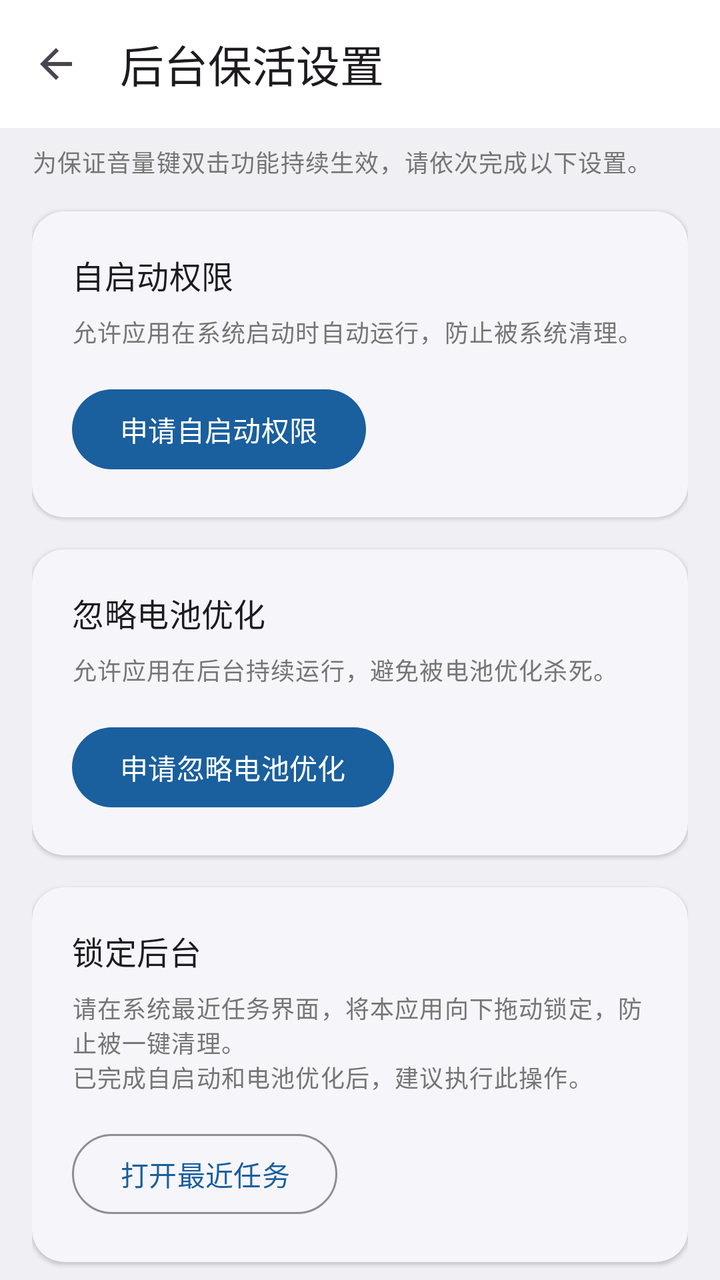
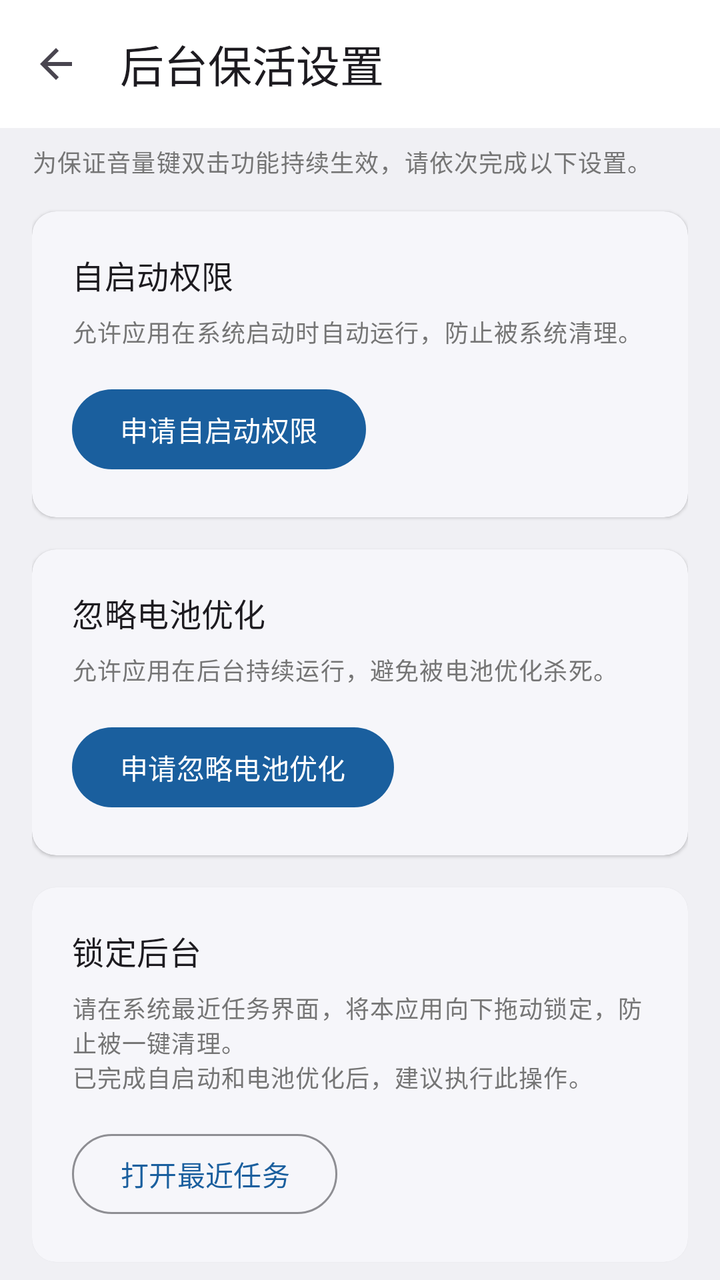

The first picture is an Android layout as it rendered before a commit; the second is the same layout after the commit. The layout source and the unified diff follow.
<!-- AndroidManifest.xml: application theme Theme.VolKeyHook -->
<!-- res/layout/activity_keep_alive.xml -->
<?xml version="1.0" encoding="utf-8"?>
<androidx.coordinatorlayout.widget.CoordinatorLayout xmlns:android="http://schemas.android.com/apk/res/android"
    xmlns:app="http://schemas.android.com/apk/res-auto"
    android:layout_width="match_parent"
    android:layout_height="match_parent">

    <com.google.android.material.appbar.AppBarLayout
        android:layout_width="match_parent"
        android:layout_height="wrap_content"
        android:background="?attr/colorSurface"
        app:liftOnScroll="true">

        <com.google.android.material.appbar.MaterialToolbar
            android:id="@+id/toolbar"
            android:layout_width="match_parent"
            android:layout_height="?attr/actionBarSize"
            app:title="@string/title_keep_alive"
            app:titleTextAppearance="?attr/textAppearanceTitleLarge"
            app:navigationIcon="?attr/homeAsUpIndicator" />
    </com.google.android.material.appbar.AppBarLayout>

    <androidx.core.widget.NestedScrollView
        android:layout_width="match_parent"
        android:layout_height="match_parent"
        android:fillViewport="true"
        app:layout_behavior="@string/appbar_scrolling_view_behavior">

        <LinearLayout
            android:layout_width="match_parent"
            android:layout_height="wrap_content"
            android:orientation="vertical"
            android:paddingHorizontal="16dp"
            android:paddingTop="8dp"
            android:paddingBottom="24dp">

            <TextView
                android:layout_width="match_parent"
                android:layout_height="wrap_content"
                android:layout_marginBottom="16dp"
                android:text="@string/keep_alive_hint"
                android:textAppearance="?attr/textAppearanceBodySmall"
                android:textColor="?attr/colorOnSurfaceVariant" />

            
            <com.google.android.material.card.MaterialCardView
                android:layout_width="match_parent"
                android:layout_height="wrap_content"
                android:layout_marginBottom="16dp"
                app:cardCornerRadius="16dp">

                <LinearLayout
                    android:layout_width="match_parent"
                    android:layout_height="wrap_content"
                    android:orientation="vertical"
                    android:padding="20dp">

                    <LinearLayout
                        android:layout_width="match_parent"
                        android:layout_height="wrap_content"
                        android:gravity="center_vertical"
                        android:orientation="horizontal">

                        <TextView
                            android:layout_width="0dp"
                            android:layout_height="wrap_content"
                            android:layout_weight="1"
                            android:text="@string/section_autostart"
                            android:textAppearance="?attr/textAppearanceTitleMedium" />

                        <TextView
                            android:id="@+id/autostart_status"
                            android:layout_width="wrap_content"
                            android:layout_height="wrap_content"
                            android:textAppearance="?attr/textAppearanceBodySmall" />
                    </LinearLayout>

                    <TextView
                        android:layout_width="match_parent"
                        android:layout_height="wrap_content"
                        android:layout_marginBottom="16dp"
                        android:layout_marginTop="8dp"
                        android:text="@string/hint_autostart"
                        android:textAppearance="?attr/textAppearanceBodySmall"
                        android:textColor="?attr/colorOnSurfaceVariant" />

                    <com.google.android.material.button.MaterialButton
                        android:id="@+id/btn_request_autostart"
                        style="@style/Widget.Material3.Button"
                        android:layout_width="wrap_content"
                        android:layout_height="wrap_content"
                        android:text="@string/btn_request_autostart" />
                </LinearLayout>
            </com.google.android.material.card.MaterialCardView>

            
            <com.google.android.material.card.MaterialCardView
                android:layout_width="match_parent"
                android:layout_height="wrap_content"
                android:layout_marginBottom="16dp"
                app:cardCornerRadius="16dp">

                <LinearLayout
                    android:layout_width="match_parent"
                    android:layout_height="wrap_content"
                    android:orientation="vertical"
                    android:padding="20dp">

                    <LinearLayout
                        android:layout_width="match_parent"
                        android:layout_height="wrap_content"
                        android:gravity="center_vertical"
                        android:orientation="horizontal">

                        <TextView
                            android:layout_width="0dp"
                            android:layout_height="wrap_content"
                            android:layout_weight="1"
                            android:text="@string/section_battery"
                            android:textAppearance="?attr/textAppearanceTitleMedium" />

                        <TextView
                            android:id="@+id/battery_status"
                            android:layout_width="wrap_content"
                            android:layout_height="wrap_content"
                            android:textAppearance="?attr/textAppearanceBodySmall" />
                    </LinearLayout>

                    <TextView
                        android:layout_width="match_parent"
                        android:layout_height="wrap_content"
                        android:layout_marginBottom="16dp"
                        android:layout_marginTop="8dp"
                        android:text="@string/hint_battery"
                        android:textAppearance="?attr/textAppearanceBodySmall"
                        android:textColor="?attr/colorOnSurfaceVariant" />

                    <com.google.android.material.button.MaterialButton
                        android:id="@+id/btn_request_battery"
                        style="@style/Widget.Material3.Button"
                        android:layout_width="wrap_content"
                        android:layout_height="wrap_content"
                        android:text="@string/btn_request_battery" />
                </LinearLayout>
            </com.google.android.material.card.MaterialCardView>

            
            <com.google.android.material.card.MaterialCardView
                android:layout_width="match_parent"
                android:layout_height="wrap_content"
                android:layout_marginBottom="16dp"
                app:cardCornerRadius="16dp">

                <LinearLayout
                    android:layout_width="match_parent"
                    android:layout_height="wrap_content"
                    android:orientation="vertical"
                    android:padding="20dp">

                    <TextView
                        android:layout_width="match_parent"
                        android:layout_height="wrap_content"
                        android:text="@string/section_lock"
                        android:textAppearance="?attr/textAppearanceTitleMedium" />

                    <TextView
                        android:layout_width="match_parent"
                        android:layout_height="wrap_content"
                        android:layout_marginBottom="16dp"
                        android:layout_marginTop="8dp"
                        android:text="@string/hint_lock"
                        android:textAppearance="?attr/textAppearanceBodySmall"
                        android:textColor="?attr/colorOnSurfaceVariant" />

                    <com.google.android.material.button.MaterialButton
                        android:id="@+id/btn_goto_recent"
                        style="@style/Widget.Material3.Button.OutlinedButton"
                        android:layout_width="wrap_content"
                        android:layout_height="wrap_content"
                        android:text="@string/btn_goto_recent" />
                </LinearLayout>
            </com.google.android.material.card.MaterialCardView>
        </LinearLayout>
    </androidx.core.widget.NestedScrollView>
</androidx.coordinatorlayout.widget.CoordinatorLayout>
<!-- resources referenced by this layout -->
<resources>
  <style name="Theme.VolKeyHook" parent="Theme.Material3.DayNight">
          
          <item name="colorPrimary">@color/primary</item>
          <item name="colorOnPrimary">@color/onPrimary</item>
          <item name="colorPrimaryContainer">@color/primaryContainer</item>
          <item name="colorOnPrimaryContainer">@color/onPrimaryContainer</item>
  
          <item name="colorSecondary">@color/secondary</item>
          <item name="colorOnSecondary">@color/onSecondary</item>
          <item name="colorSecondaryContainer">@color/secondaryContainer</item>
          <item name="colorOnSecondaryContainer">@color/onSecondaryContainer</item>
  
          <item name="colorTertiary">@color/tertiary</item>
          <item name="colorOnTertiary">@color/onTertiary</item>
          <item name="colorTertiaryContainer">@color/tertiaryContainer</item>
          <item name="colorOnTertiaryContainer">@color/onTertiaryContainer</item>
  
          <item name="colorError">@color/error</item>
          <item name="colorOnError">@color/onError</item>
          <item name="colorErrorContainer">@color/errorContainer</item>
          <item name="colorOnErrorContainer">@color/onErrorContainer</item>
  
          <item name="android:colorBackground">@color/background</item>
          <item name="colorOnBackground">@color/onBackground</item>
          <item name="colorSurface">@color/surface</item>
          <item name="colorOnSurface">@color/onSurface</item>
          <item name="colorSurfaceVariant">@color/surfaceVariant</item>
          <item name="colorOnSurfaceVariant">@color/onSurfaceVariant</item>
  
          <item name="colorSurfaceContainerHighest">@color/surfaceContainerHighest</item>
          <item name="colorSurfaceContainerHigh">@color/surfaceContainerHigh</item>
          <item name="colorSurfaceContainer">@color/surfaceContainer</item>
          <item name="colorSurfaceContainerLow">@color/surfaceContainerLow</item>
          <item name="colorSurfaceContainerLowest">@color/surfaceContainerLowest</item>
  
          <item name="colorOutline">@color/outline</item>
          <item name="colorOutlineVariant">@color/outlineVariant</item>
  
          
          <item name="colorPrimaryVariant">@color/primaryContainer</item>
          <item name="colorSecondaryVariant">@color/secondaryContainer</item>
  
          
          <item name="android:statusBarColor">?attr/colorSurface</item>
          <item name="android:navigationBarColor">?attr/colorSurface</item>
          <item name="android:windowLightStatusBar">?attr/isLightTheme</item>
          <item name="android:windowLightNavigationBar" tools:targetApi="o_mr1">?attr/isLightTheme</item>
          <item name="android:windowDrawsSystemBarBackgrounds">true</item>
  
          
          <item name="materialCardViewStyle">@style/Widget.Material3.CardView.Elevated</item>
          <item name="materialButtonStyle">@style/Widget.Material3.Button</item>
          <item name="materialButtonOutlinedStyle">@style/Widget.Material3.Button.OutlinedButton</item>
          <item name="textInputStyle">@style/Widget.Material3.TextInputLayout.OutlinedBox</item>
          <item name="toolbarStyle">@style/Widget.Material3.Toolbar</item>
  
          
          <item name="windowActionBar">false</item>
          <item name="windowNoTitle">true</item>
      </style>
  <color name="primary">#1A5F9E</color>
  <color name="onPrimary">#FFFFFF</color>
  <color name="secondary">#5A6578</color>
  <color name="tertiary">#7B1FA2</color>
  <color name="error">#BA1A1A</color>
  <color name="onError">#FFFFFF</color>
  <color name="background">#F0F0F4</color>
  <color name="surface">#FFFFFF</color>
  <color name="onSurface">#1A1A1A</color>
  <color name="outline">#8E8E93</color>
  <!-- unchanged entries left out for length: 30 -->
</resources>

<!-- the commit's change to res/layout/activity_keep_alive.xml (unified diff, before → after) -->
@@ -46,7 +46,7 @@
                 android:layout_width="match_parent"
                 android:layout_height="wrap_content"
                 android:layout_marginBottom="16dp"
-                app:cardCornerRadius="16dp">
+                app:cardCornerRadius="12dp">
 
                 <LinearLayout
                     android:layout_width="match_parent"
@@ -97,7 +97,7 @@
                 android:layout_width="match_parent"
                 android:layout_height="wrap_content"
                 android:layout_marginBottom="16dp"
-                app:cardCornerRadius="16dp">
+                app:cardCornerRadius="12dp">
 
                 <LinearLayout
                     android:layout_width="match_parent"
@@ -148,7 +148,7 @@
                 android:layout_width="match_parent"
                 android:layout_height="wrap_content"
                 android:layout_marginBottom="16dp"
-                app:cardCornerRadius="16dp">
+                app:cardCornerRadius="12dp">
 
                 <LinearLayout
                     android:layout_width="match_parent"
<!-- resource entries referenced after the edit -->
@@ -53,7 +53,7 @@
           <item name="materialCardViewStyle">@style/Widget.Material3.CardView.Elevated</item>
           <item name="materialButtonStyle">@style/Widget.Material3.Button</item>
           <item name="materialButtonOutlinedStyle">@style/Widget.Material3.Button.OutlinedButton</item>
-          <item name="textInputStyle">@style/Widget.Material3.TextInputLayout.OutlinedBox</item>
+          <item name="textInputStyle">@style/Widget.VolKeyHook.TextInputLayout.OutlinedBox</item>
           <item name="toolbarStyle">@style/Widget.Material3.Toolbar</item>
   
           
@@ -70,6 +70,12 @@
   <color name="surface">#FFFFFF</color>
   <color name="onSurface">#1A1A1A</color>
   <color name="outline">#8E8E93</color>
+  <style name="Widget.VolKeyHook.TextInputLayout.OutlinedBox" parent="Widget.Material3.TextInputLayout.OutlinedBox">
+          <item name="boxCornerRadiusTopStart">12dp</item>
+          <item name="boxCornerRadiusTopEnd">12dp</item>
+          <item name="boxCornerRadiusBottomStart">12dp</item>
+          <item name="boxCornerRadiusBottomEnd">12dp</item>
+      </style>
   <!-- unchanged entries left out for length: 30 -->
 </resources>
 
